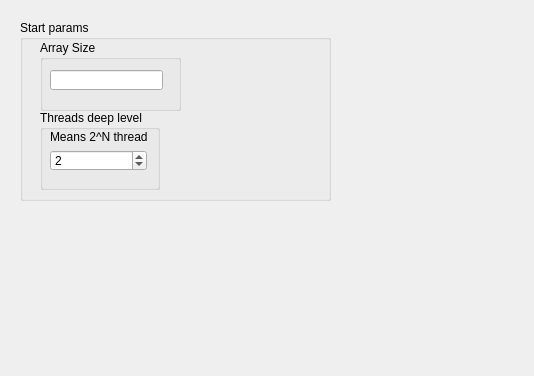
First picture: the form in threadsSupremacy/researchWidget.ui, repository Esenin/experiments, before the edit.
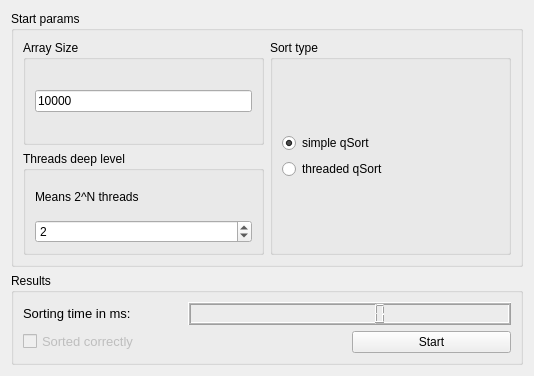
Second picture: the form after the edit.

Commit message: (not rdy) form designed, start refactoring of sorters classes

Diff of the .ui file:
```diff
--- a/threadsSupremacy/researchWidget.ui
+++ b/threadsSupremacy/researchWidget.ui
@@ -13,55 +13,84 @@
   <property name="windowTitle">
    <string>Form</string>
   </property>
+  <layout class="QGridLayout" name="gridLayout_6">
+   <item row="0" column="0">
   <widget class="QGroupBox" name="groupBox">
-   <property name="geometry">
-    <rect>
-     <x>20</x>
-     <y>20</y>
-     <width>311</width>
-     <height>181</height>
-    </rect>
-   </property>
    <property name="title">
     <string>Start params</string>
    </property>
+     <layout class="QGridLayout" name="gridLayout_8">
+      <item row="0" column="0">
    <widget class="QGroupBox" name="groupBox_2">
-    <property name="geometry">
-     <rect>
-      <x>20</x>
-      <y>20</y>
-      <width>141</width>
-      <height>71</height>
-     </rect>
+        <property name="sizePolicy">
+         <sizepolicy hsizetype="MinimumExpanding" vsizetype="MinimumExpanding">
+          <horstretch>0</horstretch>
+          <verstretch>0</verstretch>
+         </sizepolicy>
     </property>
     <property name="title">
      <string>Array Size</string>
     </property>
+        <layout class="QGridLayout" name="gridLayout_5">
+         <item row="0" column="0">
     <widget class="QLineEdit" name="arrSizeEdit">
-     <property name="geometry">
-      <rect>
-       <x>10</x>
-       <y>30</y>
-       <width>113</width>
-       <height>20</height>
-      </rect>
+           <property name="text">
+            <string>10000</string>
      </property>
      <property name="maxLength">
       <number>9</number>
      </property>
     </widget>
-   </widget>
-   <widget class="QGroupBox" name="groupBox_3">
-    <property name="geometry">
-     <rect>
-      <x>20</x>
-      <y>90</y>
-      <width>120</width>
-      <height>80</height>
-     </rect>
-    </property>
+         </item>
+        </layout>
+       </widget>
+      </item>
+      <item row="0" column="1" rowspan="2">
+       <widget class="QGroupBox" name="sortTypeGrBox">
+        <property name="sizePolicy">
+         <sizepolicy hsizetype="MinimumExpanding" vsizetype="MinimumExpanding">
+          <horstretch>0</horstretch>
+          <verstretch>0</verstretch>
+         </sizepolicy>
+        </property>
+        <property name="minimumSize">
+         <size>
+          <width>100</width>
+          <height>100</height>
+         </size>
+        </property>
+        <property name="title">
+         <string>Sort type</string>
+        </property>
+        <layout class="QGridLayout" name="gridLayout_3">
+         <item row="0" column="0">
+          <layout class="QGridLayout" name="gridLayout_2">
+           <item row="0" column="0">
+            <widget class="QRadioButton" name="simpleSortButton">
+             <property name="text">
+              <string>simple qSort</string>
+             </property>
+             <property name="checked">
+              <bool>true</bool>
+             </property>
+            </widget>
+           </item>
+           <item row="1" column="0">
+            <widget class="QRadioButton" name="threadSortButton">
+             <property name="text">
+              <string>threaded qSort</string>
+             </property>
+            </widget>
+           </item>
+          </layout>
+         </item>
+        </layout>
+       </widget>
+      </item>
+      <item row="1" column="0">
+       <widget class="QGroupBox" name="threadDeepBox">
     <property name="sizePolicy">
-     <sizepolicy hsizetype="Maximum" vsizetype="Preferred">
+         <sizepolicy hsizetype="MinimumExpanding" vsizetype="MinimumExpanding">
       <horstretch>0</horstretch>
       <verstretch>0</verstretch>
      </sizepolicy>
@@ -69,15 +98,8 @@
     <property name="title">
      <string>Threads deep level</string>
     </property>
-    <widget class="QWidget" name="">
-     <property name="geometry">
-      <rect>
-       <x>10</x>
-       <y>20</y>
-       <width>97</width>
-       <height>41</height>
-      </rect>
-     </property>
+        <layout class="QGridLayout" name="gridLayout_4">
+         <item row="0" column="0">
      <layout class="QGridLayout" name="gridLayout">
       <item row="0" column="0">
        <widget class="QLabel" name="label">
@@ -97,9 +119,96 @@
        </widget>
       </item>
      </layout>
-    </widget>
-   </widget>
-  </widget>
+         </item>
+        </layout>
+       </widget>
+      </item>
+     </layout>
+    </widget>
+   </item>
+   <item row="1" column="0">
+    <widget class="QGroupBox" name="groupBox_3">
+     <property name="minimumSize">
+      <size>
+       <width>300</width>
+       <height>0</height>
+      </size>
+     </property>
+     <property name="title">
+      <string>Results</string>
+     </property>
+     <layout class="QGridLayout" name="gridLayout_7">
+      <item row="0" column="0">
+       <widget class="QLabel" name="label_2">
+        <property name="font">
+         <font>
+          <family>Arial</family>
+          <pointsize>10</pointsize>
+         </font>
+        </property>
+        <property name="text">
+         <string>Sorting time in ms: </string>
+        </property>
+       </widget>
+      </item>
+      <item row="0" column="1" colspan="2">
+       <widget class="QLCDNumber" name="timeLcd">
+        <property name="minimumSize">
+         <size>
+          <width>100</width>
+          <height>0</height>
+         </size>
+        </property>
+        <property name="frameShape">
+         <enum>QFrame::Box</enum>
+        </property>
+        <property name="frameShadow">
+         <enum>QFrame::Raised</enum>
+        </property>
+        <property name="midLineWidth">
+         <number>1</number>
+        </property>
+        <property name="smallDecimalPoint">
+         <bool>false</bool>
+        </property>
+        <property name="digitCount">
+         <number>7</number>
+        </property>
+       </widget>
+      </item>
+      <item row="1" column="0" colspan="2">
+       <widget class="QCheckBox" name="sortVerifyCheckBox">
+        <property name="enabled">
+         <bool>false</bool>
+        </property>
+        <property name="font">
+         <font>
+          <family>Arial</family>
+          <pointsize>10</pointsize>
+         </font>
+        </property>
+        <property name="text">
+         <string>Sorted correctly</string>
+        </property>
+        <property name="checkable">
+         <bool>true</bool>
+        </property>
+        <property name="tristate">
+         <bool>false</bool>
+        </property>
+       </widget>
+      </item>
+      <item row="1" column="2">
+       <widget class="QPushButton" name="startBtn">
+        <property name="text">
+         <string>Start</string>
+        </property>
+       </widget>
+      </item>
+     </layout>
+    </widget>
+   </item>
+  </layout>
  </widget>
  <resources/>
  <connections/>
```
Left out of the diff: 2 changed lines with no effect on the pictures. Lines whose indentation alone changed are shown as unchanged. The commit also changes 5 other files.
